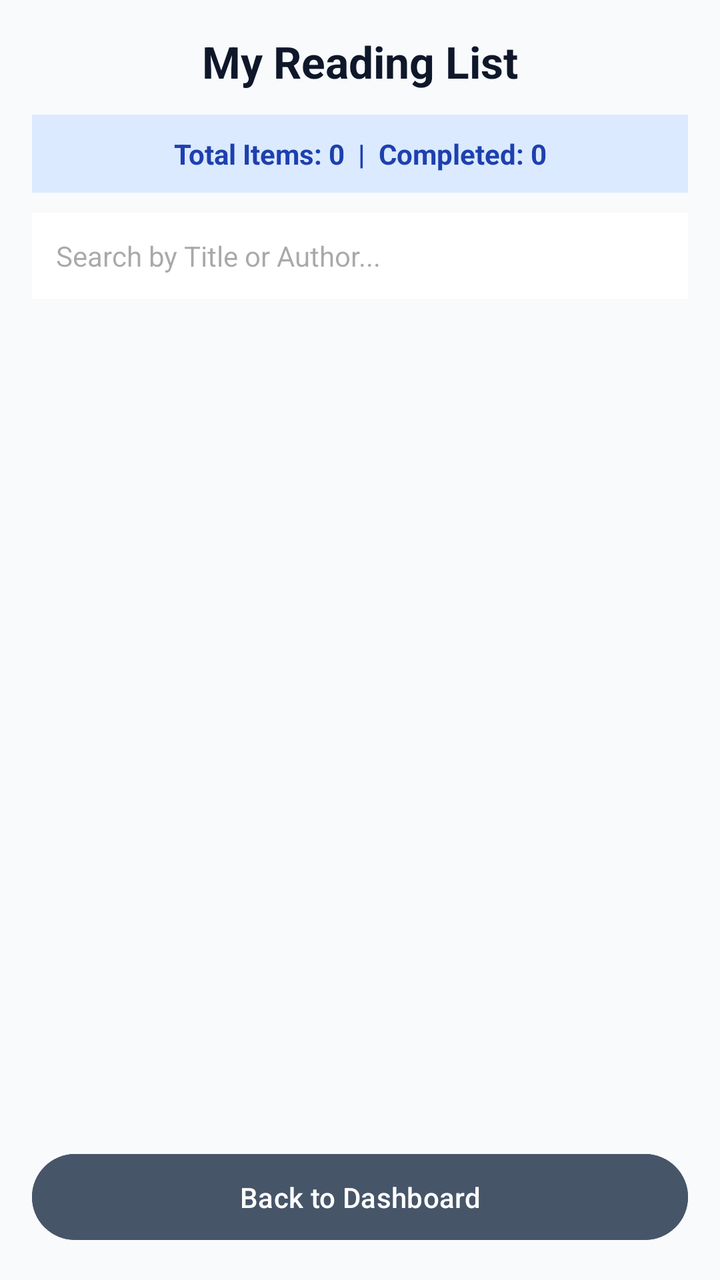
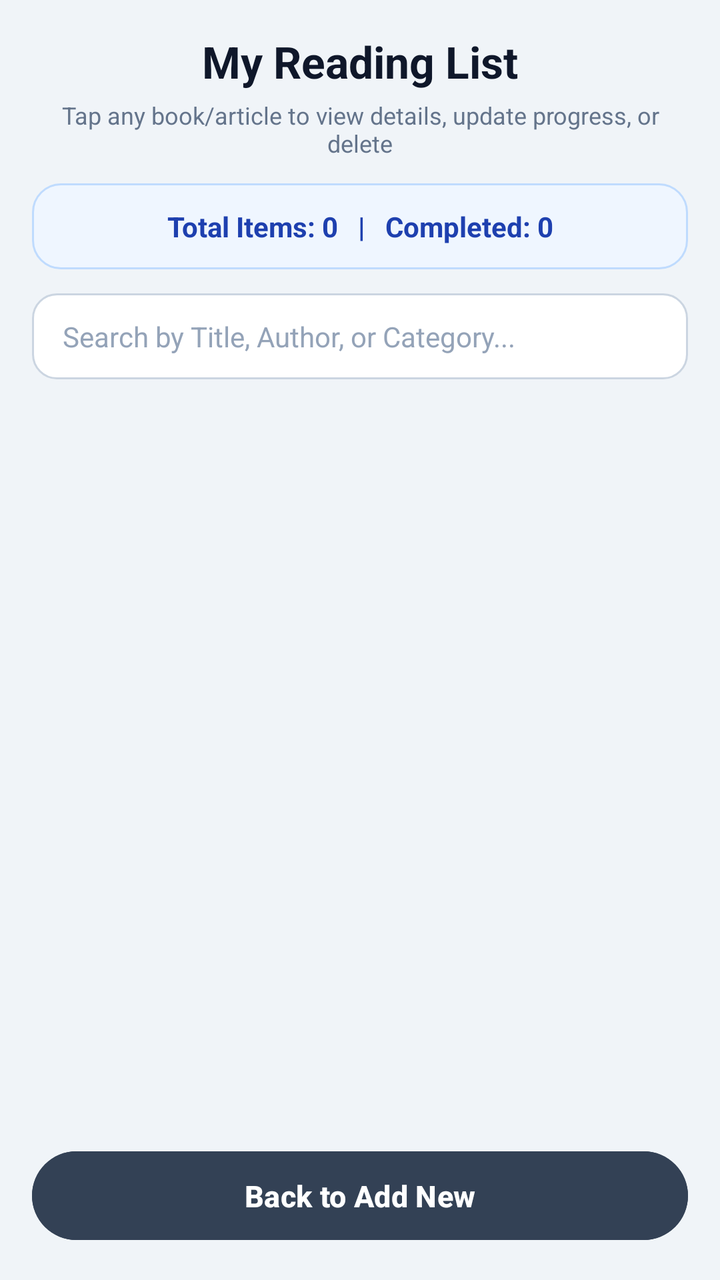

Screens rendered from an Android XML layout before and after an edit, with the pre-edit source and the edit as a unified diff.
<!-- AndroidManifest.xml: application theme Theme.Myapp -->
<!-- res/layout/activity_view_books.xml -->
<?xml version="1.0" encoding="utf-8"?>
<LinearLayout xmlns:android="http://schemas.android.com/apk/res/android"
    android:layout_width="match_parent"
    android:layout_height="match_parent"
    android:orientation="vertical"
    android:background="#F8FAFC"
    android:padding="16dp">


    <TextView
        android:layout_width="match_parent"
        android:layout_height="wrap_content"
        android:text="My Reading List"
        android:textSize="22sp"
        android:textStyle="bold"
        android:textColor="#0F172A"
        android:gravity="center"
        android:layout_marginBottom="12dp" />


    <TextView
        android:id="@+id/tvSummaryStats"
        android:layout_width="match_parent"
        android:layout_height="wrap_content"
        android:text="Total Items: 0  |  Completed: 0"
        android:textSize="14sp"
        android:textStyle="bold"
        android:textColor="#1E40AF"
        android:background="#DBEAFE"
        android:padding="10dp"
        android:gravity="center"
        android:layout_marginBottom="10dp" />


    <EditText
        android:id="@+id/etSearchBook"
        android:layout_width="match_parent"
        android:layout_height="wrap_content"
        android:hint="Search by Title or Author..."
        android:textSize="14sp"
        android:padding="12dp"
        android:background="#FFFFFF"
        android:textColor="#0F172A"
        android:layout_marginBottom="12dp" />


    <androidx.recyclerview.widget.RecyclerView
        android:id="@+id/recyclerViewBooks"
        android:layout_width="match_parent"
        android:layout_height="0dp"
        android:layout_weight="1"
        android:layout_marginBottom="12dp" />


    <Button
        android:id="@+id/btnBack"
        android:layout_width="match_parent"
        android:layout_height="wrap_content"
        android:text="Back to Dashboard"
        android:backgroundTint="#475569"
        android:textColor="#FFFFFF"
        android:padding="12dp" />

</LinearLayout>
<!-- resources referenced by this layout -->
<resources>
  <style name="Theme.Myapp" parent="Base.Theme.Myapp" />
  <style name="Base.Theme.Myapp" parent="Theme.Material3.DayNight.NoActionBar">
          
          
      </style>
</resources>

<!-- the commit's change to res/layout/activity_view_books.xml (unified diff, before → after) -->
@@ -1,11 +1,13 @@
 <?xml version="1.0" encoding="utf-8"?>
 <LinearLayout xmlns:android="http://schemas.android.com/apk/res/android"
+    xmlns:tools="http://schemas.android.com/tools"
+    android:id="@+id/main"
     android:layout_width="match_parent"
     android:layout_height="match_parent"
     android:orientation="vertical"
-    android:background="#F8FAFC"
-    android:padding="16dp">
-
+    android:background="#F0F4F8"
+    android:padding="16dp"
+    tools:context=".ViewBooksActivity">
 
     <TextView
         android:layout_width="match_parent"
@@ -15,50 +17,60 @@
         android:textStyle="bold"
         android:textColor="#0F172A"
         android:gravity="center"
+        android:layout_marginBottom="4dp" />
+
+    <TextView
+        android:layout_width="match_parent"
+        android:layout_height="wrap_content"
+        android:text="Tap any book/article to view details, update progress, or delete"
+        android:textSize="12sp"
+        android:textColor="#64748B"
+        android:gravity="center"
         android:layout_marginBottom="12dp" />
-
 
     <TextView
         android:id="@+id/tvSummaryStats"
         android:layout_width="match_parent"
         android:layout_height="wrap_content"
-        android:text="Total Items: 0  |  Completed: 0"
+        android:text="Total Items: 0   |   Completed: 0"
         android:textSize="14sp"
         android:textStyle="bold"
         android:textColor="#1E40AF"
-        android:background="#DBEAFE"
-        android:padding="10dp"
+        android:background="@drawable/bg_summary_card"
+        android:padding="12dp"
         android:gravity="center"
-        android:layout_marginBottom="10dp" />
-
+        android:layout_marginBottom="12dp" />
 
     <EditText
         android:id="@+id/etSearchBook"
         android:layout_width="match_parent"
         android:layout_height="wrap_content"
-        android:hint="Search by Title or Author..."
+        android:hint=" Search by Title, Author, or Category..."
         android:textSize="14sp"
         android:padding="12dp"
-        android:background="#FFFFFF"
+        android:background="@drawable/bg_search_input"
         android:textColor="#0F172A"
-        android:layout_marginBottom="12dp" />
-
+        android:textColorHint="#94A3B8"
+        android:layout_marginBottom="10dp" />
 
     <androidx.recyclerview.widget.RecyclerView
         android:id="@+id/recyclerViewBooks"
         android:layout_width="match_parent"
         android:layout_height="0dp"
         android:layout_weight="1"
+        android:clipToPadding="false"
+        android:paddingVertical="4dp"
         android:layout_marginBottom="12dp" />
-
 
     <Button
         android:id="@+id/btnBack"
         android:layout_width="match_parent"
         android:layout_height="wrap_content"
-        android:text="Back to Dashboard"
-        android:backgroundTint="#475569"
+        android:text="Back to Add New"
+        android:backgroundTint="#334155"
         android:textColor="#FFFFFF"
+        android:textSize="15sp"
+        android:textStyle="bold"
         android:padding="12dp" />
 
 </LinearLayout>
<!-- resource entries referenced after the edit -->
@@ -1,5 +1,21 @@
 <!-- resources referenced by this layout -->
 <resources>
+  <!-- drawable bg_search_input (drawable) -->
+  <?xml version="1.0" encoding="utf-8"?>
+  <shape xmlns:android="http://schemas.android.com/apk/res/android"
+      android:shape="rectangle">
+      <solid android:color="#FFFFFF" />
+      <stroke android:width="1dp" android:color="#CBD5E1" />
+      <corners android:radius="12dp" />
+  </shape>
+  <!-- drawable bg_summary_card (drawable) -->
+  <?xml version="1.0" encoding="utf-8"?>
+  <shape xmlns:android="http://schemas.android.com/apk/res/android"
+      android:shape="rectangle">
+      <solid android:color="#EFF6FF" />
+      <stroke android:width="1dp" android:color="#BFDBFE" />
+      <corners android:radius="14dp" />
+  </shape>
   <style name="Theme.Myapp" parent="Base.Theme.Myapp" />
   <style name="Base.Theme.Myapp" parent="Theme.Material3.DayNight.NoActionBar">
           
